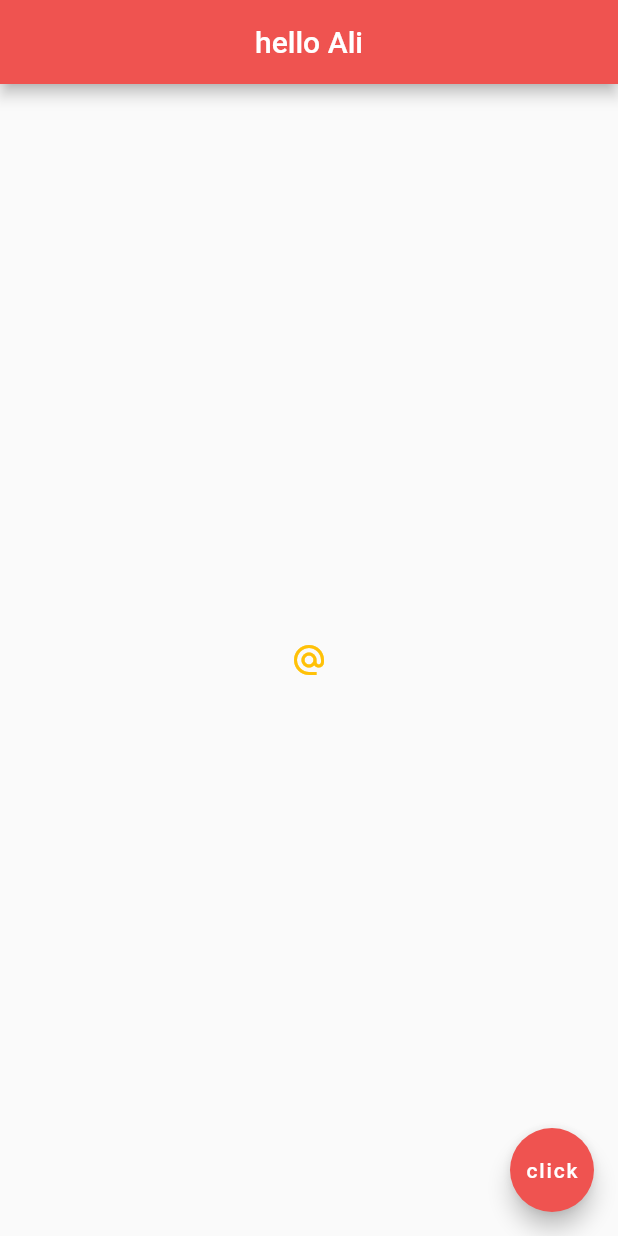
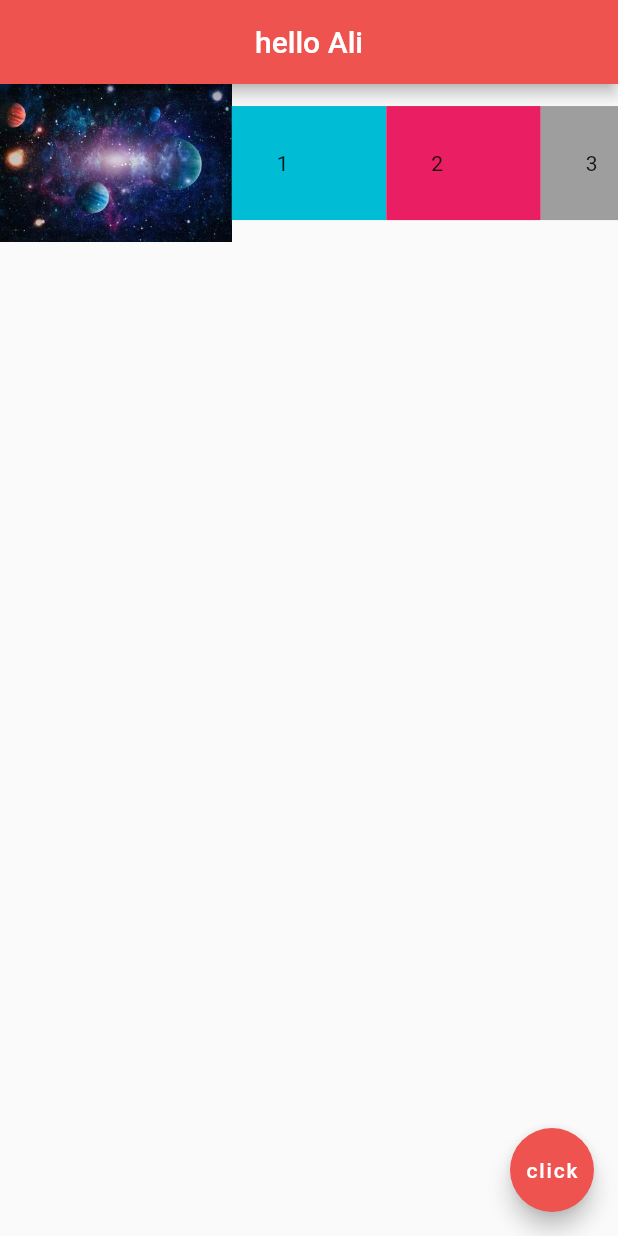
Before and after one commit to aliqamer/flutter_tutorial, a Flutter app: the screen it shows after launch, on a phone screen of 412 x 824 dp. Run offline on Flutter 3.47's test engine with Material 2 defaults, Android fonts, the phone set to English and light mode, and no system bars.

Commit message:
expanded widgets

```diff
--- a/lib/main.dart
+++ b/lib/main.dart
@@ -18,29 +18,37 @@ class Home extends StatelessWidget {
         centerTitle: true,
         backgroundColor: Colors.red[400],
       ),
-      body: Center(
-        child: IconButton(
-          onPressed: () {},
-          icon: Icon(Icons.alternate_email),
-          color: Colors.amber,
-        ),
-        // child: RaisedButton.icon(
-        //     onPressed: () {},
-        //     icon: Icon(Icons.mail),
-        //     label: Text('mail me'),
-        //     color: Colors.amber),
-        // child: Icon(
-        //   Icons.airport_shuttle,
-        //   color: Colors.lightBlue,
-        //   size: 50.0,
-        // ),
-        // child: FlatButton(
-        //   onPressed: () {
-        //     print('you clicked me');
-        //   },
-        //   child: Text('click me'),
-        //   color: Colors.lightBlue,
-        // ),
+      body: Row(
+        children: <Widget>[
+          Expanded(
+            flex: 3,
+            child: Image.asset('assets/space1.jpg'),
+          ),
+          Expanded(
+            flex: 2,
+            child: Container(
+              padding: EdgeInsets.all(30),
+              color: Colors.cyan,
+              child: Text('1'),
+            ),
+          ),
+          Expanded(
+            flex: 2,
+            child: Container(
+              padding: EdgeInsets.all(30),
+              color: Colors.pink,
+              child: Text('2'),
+            ),
+          ),
+          Expanded(
+            flex: 1,
+            child: Container(
+              padding: EdgeInsets.all(30),
+              color: Colors.grey,
+              child: Text('3'),
+            ),
+          )
+        ],
       ),
       floatingActionButton: FloatingActionButton(
         onPressed: () => {},
```
